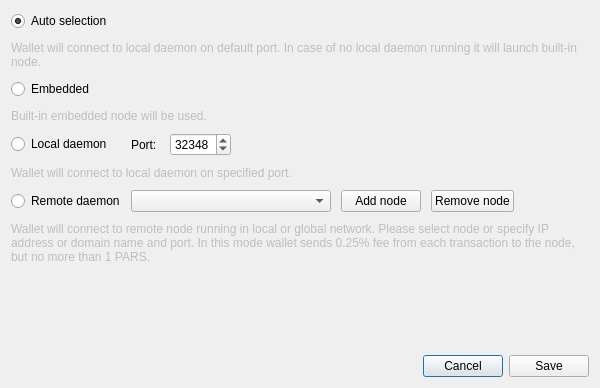
btcsymbiotic/BTCSWallet, file src/gui/ui/connectionsettingsdialog.ui: the form before one commit.
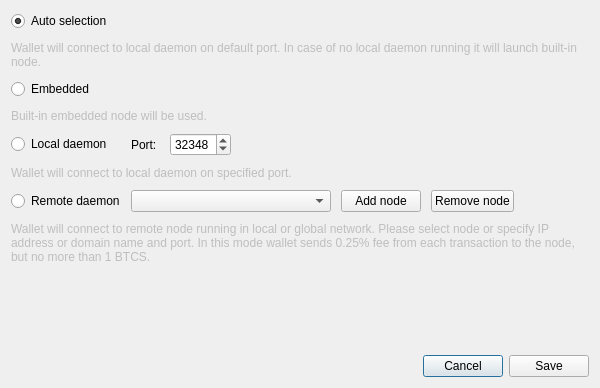
The form after the commit. Icons and pictures are not drawn.

```diff
--- a/src/gui/ui/connectionsettingsdialog.ui
+++ b/src/gui/ui/connectionsettingsdialog.ui
@@ -248,7 +248,7 @@
         </size>
        </property>
        <property name="text">
-        <string>Wallet will connect to remote node running in local or global network. Please select node or specify IP address or domain name and port. In this mode wallet sends 0.25% fee from each transaction to the node, but no more than 1 PARS.</string>
+        <string>Wallet will connect to remote node running in local or global network. Please select node or specify IP address or domain name and port. In this mode wallet sends 0.25% fee from each transaction to the node, but no more than 1 BTCS.</string>
        </property>
        <property name="wordWrap">
         <bool>true</bool>
```
